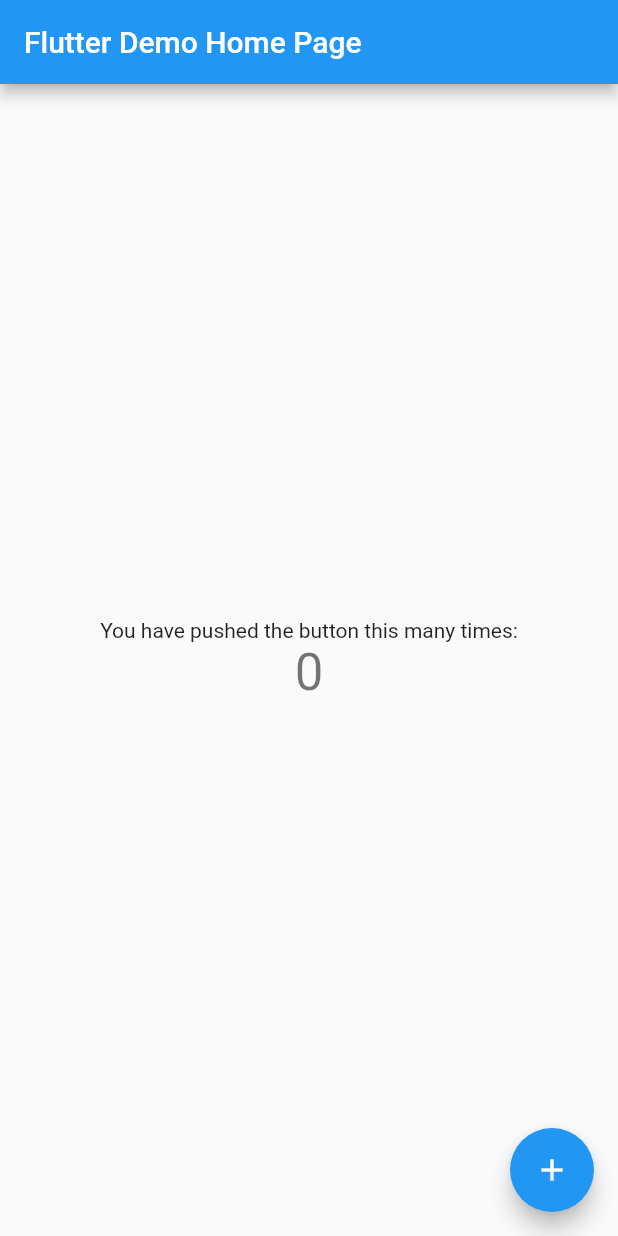
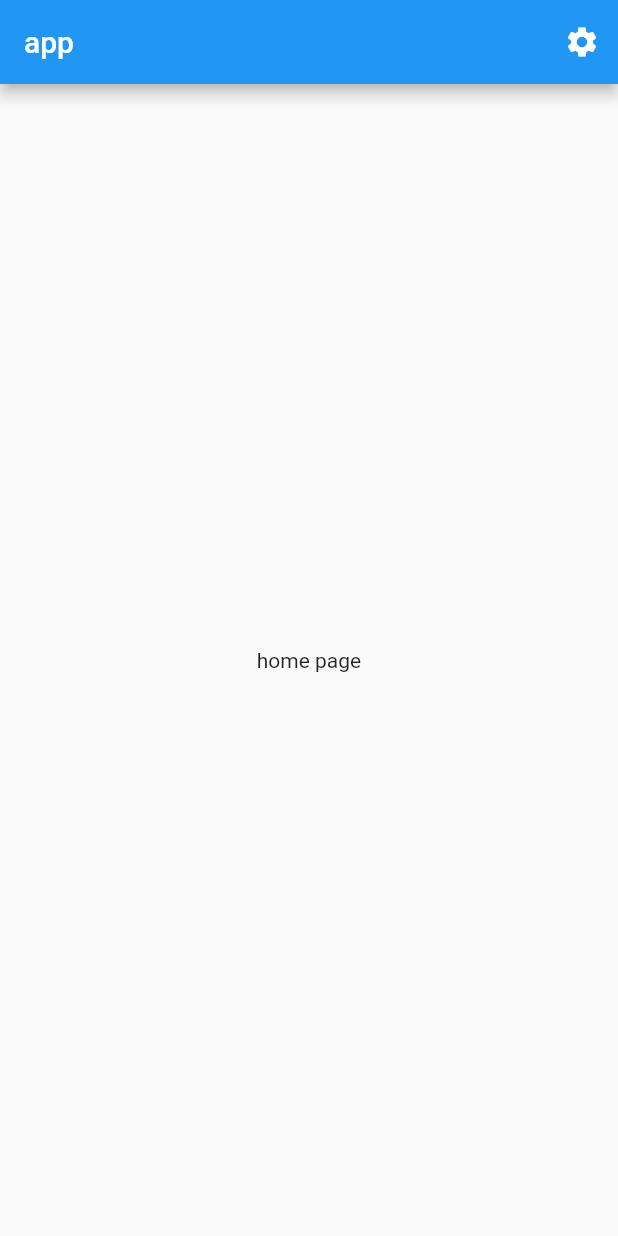
Before and after one commit to sj-h4/vector3-manager, a Flutter app: the screen it shows after launch, on a phone screen of 412 x 824 dp. Run offline on Flutter 3.47's test engine with Material 2 defaults, Android fonts, the phone set to English and light mode, and no system bars; our stand-ins replace freezed_annotation, go_router, hooks_riverpod.

Commit message:
add entites

```diff
--- a/lib/main.dart
+++ b/lib/main.dart
@@ -1,72 +1,39 @@
 import 'package:flutter/material.dart';
 import 'package:hooks_riverpod/hooks_riverpod.dart';
+import 'package:go_router/go_router.dart';
+
+import 'ui/pages/home_page.dart';
+import 'ui/pages/setting_page.dart';
 
 void main() {
   runApp(
-    const ProviderScope(
-      child: MyApp(),
+    ProviderScope(
+      child: App(),
     ),
   );
 }
 
-class MyApp extends StatelessWidget {
-  const MyApp({Key? key}) : super(key: key);
+class App extends StatelessWidget {
+  App({Key? key}) : super(key: key);
 
   @override
   Widget build(BuildContext context) {
-    return MaterialApp(
-      title: 'Flutter Demo',
-      theme: ThemeData(
-        primarySwatch: Colors.blue,
-      ),
-      home: const MyHomePage(title: 'Flutter Demo Home Page'),
+    return MaterialApp.router(
+      routeInformationParser: _router.routeInformationParser,
+      routerDelegate: _router.routerDelegate,
     );
   }
+
+  final _router = GoRouter(
+    routes: [
+      GoRoute(
+        path: '/',
+        builder: (context, state) => const HomePage(),
+      ),
+      GoRoute(
+        path: '/settings',
+        builder: (context, state) => const SettingPage(),
+      ),
+    ],
+  );
 }
-
-final counterProvider = StateNotifierProvider<CounterNotifier, int>((ref) {
-  return CounterNotifier();
-});
-
-class CounterNotifier extends StateNotifier<int> {
-  CounterNotifier() : super(0);
-  void incrementCounter() {
-    state++;
-  }
-}
-
-class MyHomePage extends HookConsumerWidget {
-  const MyHomePage({Key? key, required this.title}) : super(key: key);
-  final String title;
-
-  @override
-  Widget build(BuildContext context, WidgetRef ref) {
-    final _counter = ref.watch(counterProvider);
-    return Scaffold(
-      appBar: AppBar(
-        title: Text(title),
-      ),
-      body: Center(
-        child: Column(
-          mainAxisAlignment: MainAxisAlignment.center,
-          children: <Widget>[
-            const Text(
-              'You have pushed the button this many times:',
-            ),
-            Text(
-              '$_counter',
-              style: Theme.of(context).textTheme.headline4,
-            ),
-          ],
-        ),
-      ),
-      floatingActionButton: FloatingActionButton(
-        onPressed: () {
-          ref.read(counterProvider.notifier).incrementCounter();
-        },
-        tooltip: 'Increment',
-        child: const Icon(Icons.add),
-      ),
-    );
-  }
-}
--- /dev/null
+++ b/lib/ui/pages/home_page.dart
@@ -0,0 +1,31 @@
+import 'package:flutter/material.dart';
+import 'package:go_router/go_router.dart';
+
+class HomePage extends StatelessWidget {
+  const HomePage({Key? key}) : super(key: key);
+
+  @override
+  Widget build(BuildContext context) {
+    return Scaffold(
+      appBar: AppBar(
+        title: const Text('app'),
+        actions: <Widget>[
+          IconButton(
+            icon: const Icon(Icons.settings),
+            onPressed: () => context.go('/settings'),
+          ),
+        ],
+      ),
+      body: Center(
+        child: Column(
+          mainAxisAlignment: MainAxisAlignment.center,
+          children: const <Widget>[
+            Text(
+              'home page',
+            ),
+          ],
+        ),
+      ),
+    );
+  }
+}
```
Also changed, not shown: lib/data/entities/timer.dart (added, +11 -0 lines), lib/data/entities/vector3.dart (added, +14 -0 lines), lib/ui/pages/setting_page.dart (added, +29 -0 lines), pubspec.yaml (+5 -67 lines), lib/data/entities/timer.freezed.dart (added), lib/data/entities/vector3.freezed.dart (added), pubspec.lock, 1 other file.
